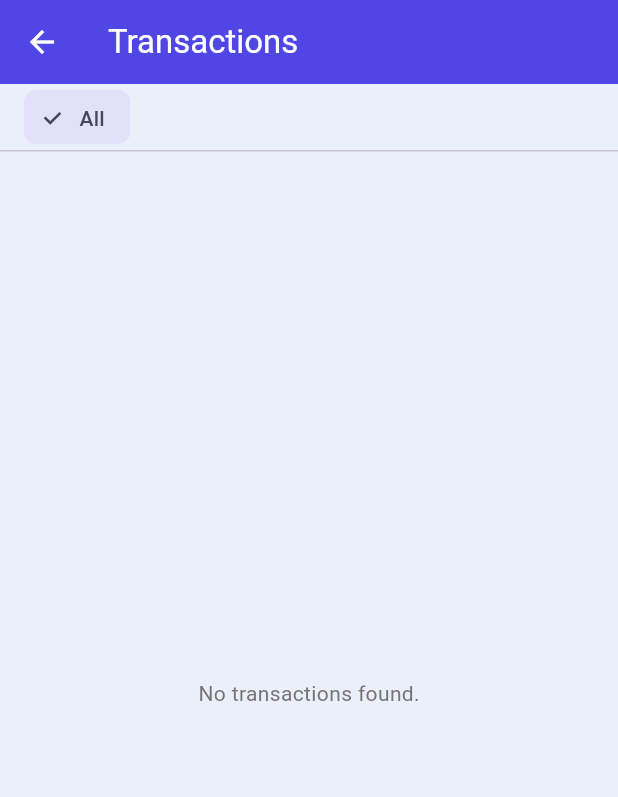
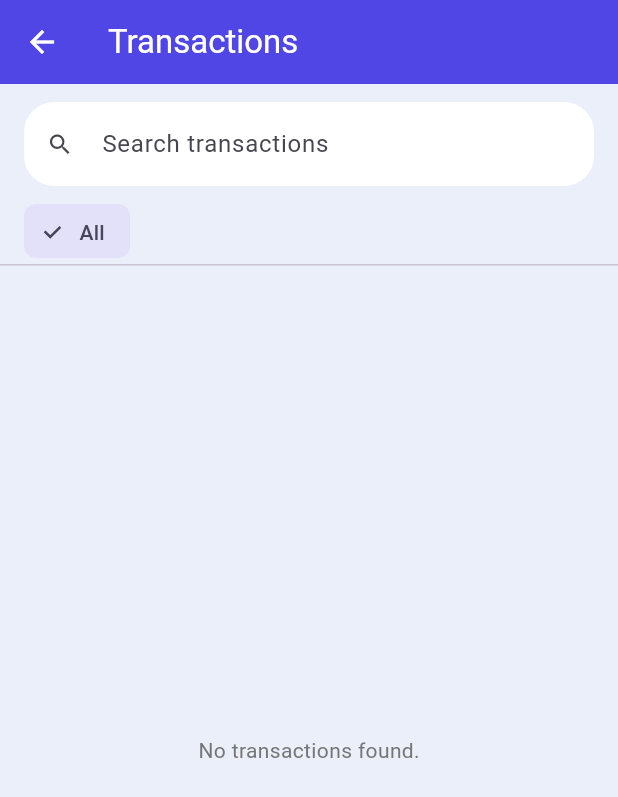
Before and after one commit to bangash40/monthly_traq, a Flutter app: the TransactionsScreen screen opened directly, on a phone screen of 412 x 824 dp. Shown: the top 797 px of the screen. Run offline on Flutter 3.47's test engine with Material 3 defaults, Android fonts, the phone set to English and light mode, and no system bars; our stand-ins replace cloud_firestore, firebase_auth, firebase_core; accounts and stored records are empty.

Commit message:
Add text search to the transactions list

```diff
--- a/lib/features/transactions/transactions_screen.dart
+++ b/lib/features/transactions/transactions_screen.dart
@@ -1,6 +1,7 @@
 import 'package:flutter/material.dart';
 import 'package:provider/provider.dart';
 import 'package:monthly_traq/features/transactions/add_edit_transaction_screen.dart';
+import 'package:monthly_traq/models/transaction_model.dart';
 import 'package:monthly_traq/services/transactions_repository.dart';
 import 'package:monthly_traq/widgets/transaction_tile.dart';
 
@@ -13,19 +14,57 @@ class TransactionsScreen extends StatefulWidget {
 
 class _TransactionsScreenState extends State<TransactionsScreen> {
   String? _categoryFilter;
+  final _searchController = TextEditingController();
+  String _searchQuery = '';
+
+  @override
+  void dispose() {
+    _searchController.dispose();
+    super.dispose();
+  }
+
+  bool _matchesSearch(TransactionModel t) {
+    if (_searchQuery.isEmpty) return true;
+    final query = _searchQuery.toLowerCase();
+    return t.title.toLowerCase().contains(query) ||
+        (t.note?.toLowerCase().contains(query) ?? false);
+  }
 
   @override
   Widget build(BuildContext context) {
     final repo = context.watch<TransactionsRepository>();
+    final hasFilters = _categoryFilter != null || _searchQuery.isNotEmpty;
     final transactions = repo.transactions.where((t) {
-      if (_categoryFilter == null) return true;
-      return t.categoryId == _categoryFilter;
+      if (_categoryFilter != null && t.categoryId != _categoryFilter) return false;
+      return _matchesSearch(t);
     }).toList();
 
     return Scaffold(
       appBar: AppBar(title: const Text('Transactions')),
       body: Column(
         children: [
+          Padding(
+            padding: const EdgeInsets.fromLTRB(16, 12, 16, 8),
+            child: TextField(
+              controller: _searchController,
+              decoration: InputDecoration(
+                hintText: 'Search transactions',
+                prefixIcon: const Icon(Icons.search),
+                suffixIcon: _searchQuery.isEmpty
+                    ? null
+                    : IconButton(
+                        icon: const Icon(Icons.clear),
+                        onPressed: () {
+                          _searchController.clear();
+                          setState(() => _searchQuery = '');
+                        },
+                      ),
+                isDense: true,
+                border: OutlineInputBorder(borderRadius: BorderRadius.circular(12)),
+              ),
+              onChanged: (value) => setState(() => _searchQuery = value),
+            ),
+          ),
           SizedBox(
             height: 44,
             child: ListView(
@@ -59,7 +98,9 @@ class _TransactionsScreenState extends State<TransactionsScreen> {
             child: transactions.isEmpty
                 ? Center(
                     child: Text(
-                      'No transactions found.',
+                      hasFilters
+                          ? 'No transactions match your search.'
+                          : 'No transactions found.',
                       style: TextStyle(color: Colors.grey.shade600),
                     ),
                   )
```
